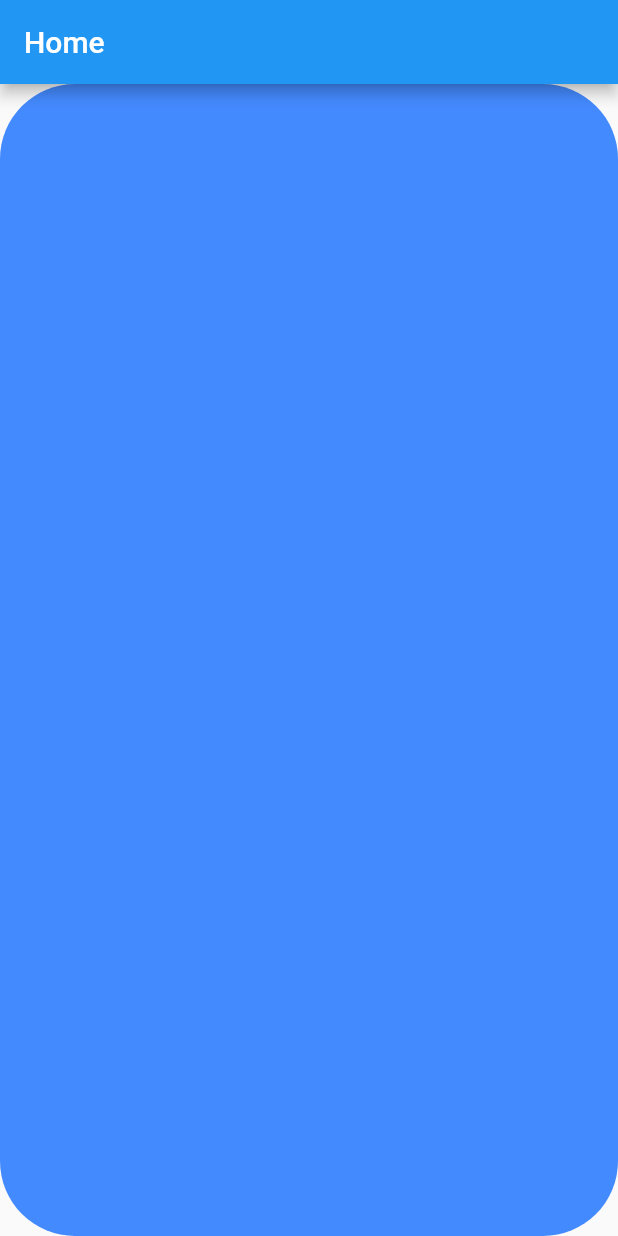
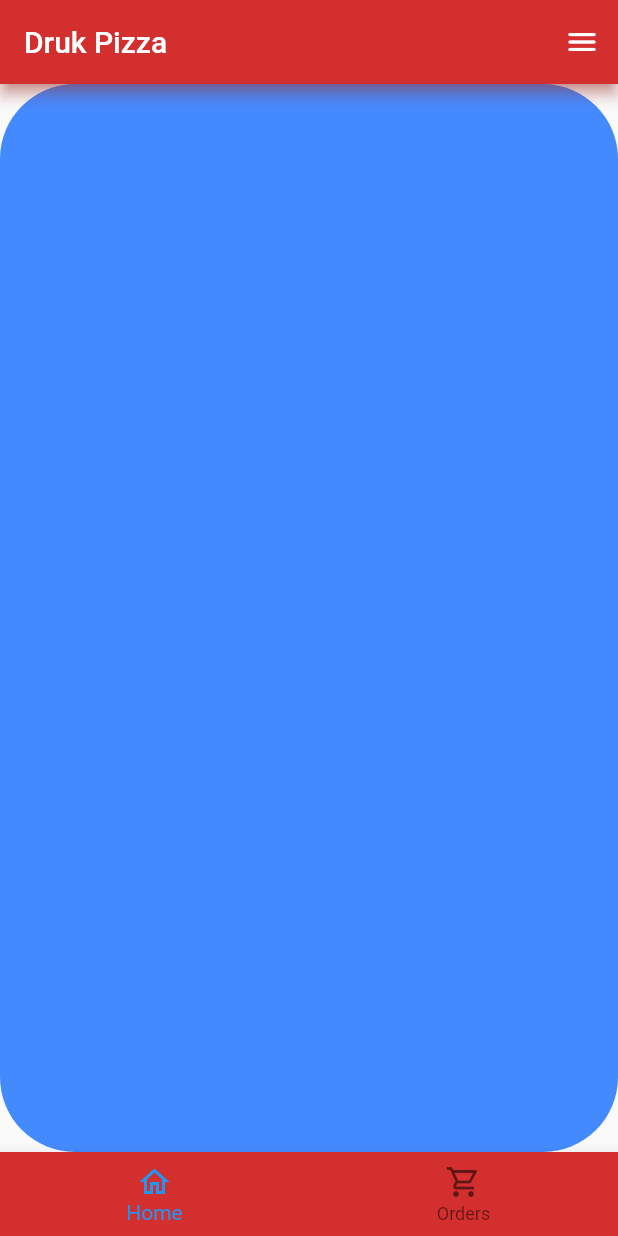
Before and after one commit to Thukten-Norbu999/druk_pizza, a Flutter app: the screen it shows after launch, on a phone screen of 412 x 824 dp. Run offline on Flutter 3.47's test engine with Material 2 defaults, Android fonts, the phone set to English and light mode, and no system bars.

Commit message:
added folders and edited main.dart

```diff
--- a/lib/main.dart
+++ b/lib/main.dart
@@ -22,8 +22,20 @@ class _HomePageState extends State<HomePage> {
   Widget build(BuildContext context) {
     return Scaffold(
       appBar: AppBar(
-        title: const Text('Home'),
+        //leading: ,
+        shadowColor: Colors.red.shade400,
+        actions: <Widget>[
+          IconButton(
+            tooltip: 'Look at the menu',
+            icon: const Icon(Icons.menu_rounded),
+            onPressed: () {},
+          ),
+        ],
+        backgroundColor: Colors.red.shade700,
+        title: const Text('Druk Pizza'),
       ),
+
+      //body
       body: SizedBox(
         width: double.infinity,
         height: double.infinity,
@@ -37,6 +49,19 @@ class _HomePageState extends State<HomePage> {
           ),
         ),
       ),
+
+      //Nav
+      bottomNavigationBar: BottomNavigationBar(
+        backgroundColor: Colors.red.shade700,
+        items: const [
+          BottomNavigationBarItem(
+              icon: Icon(Icons.home_outlined), label: 'Home'),
+          BottomNavigationBarItem(
+            icon: Icon(Icons.shopping_cart_outlined),
+            label: 'Orders',
+          ),
+        ],
+      ),
     );
   }
 }
--- a/pubspec.yaml
+++ b/pubspec.yaml
@@ -58,8 +58,8 @@ flutter:
   uses-material-design: true
 
   # To add assets to your application, add an assets section, like this:
-  # assets:
-  #   - images/a_dot_burr.jpeg
+  assets:
+    - images/
   #   - images/a_dot_ham.jpeg
 
   # An image asset can refer to one or more resolution-specific "variants", see
```
Also changed, not shown: lib/screens/login.dart (added, +21 -0 lines), images/download.jpg (added).
